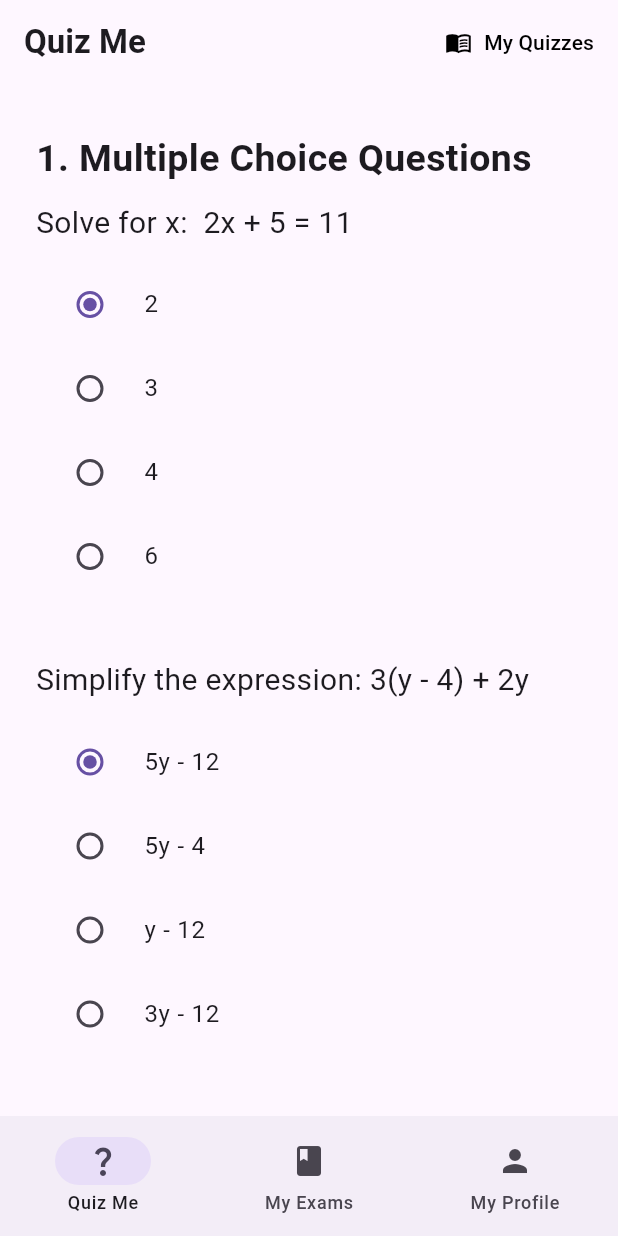
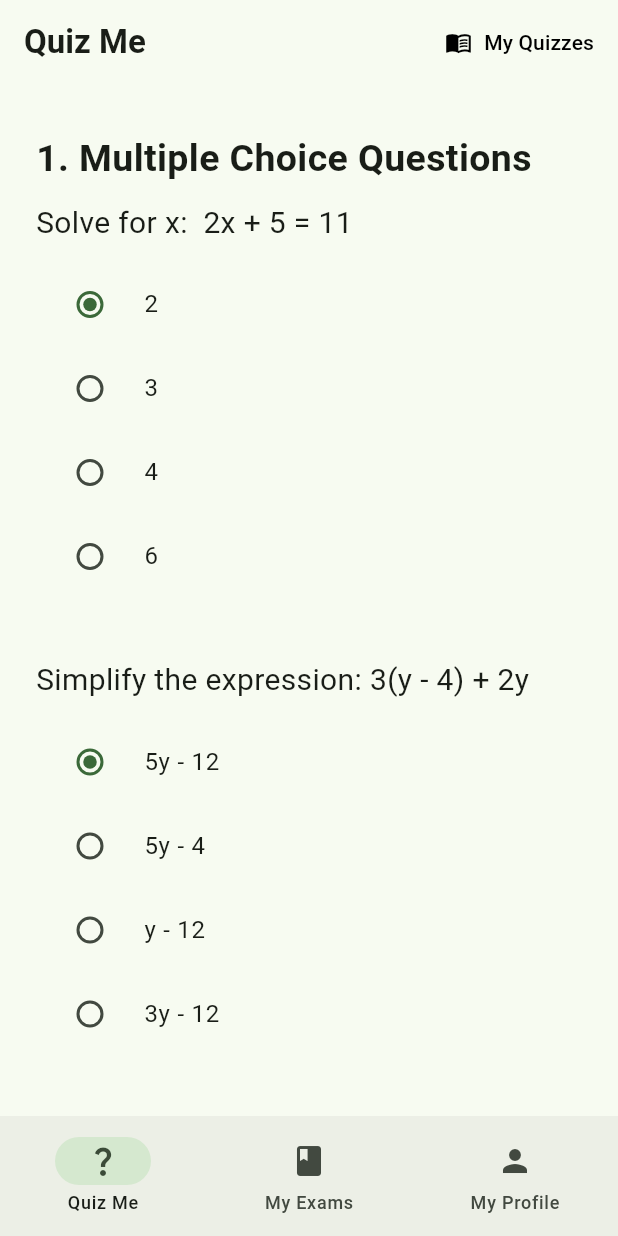
Before and after one commit to aboulmichacker/jm_senior_project_flutter_firebase, a Flutter app: the screen it shows once a user with an empty profile is signed in, on a phone screen of 412 x 824 dp. Run offline on Flutter 3.47's test engine with Material 3 defaults, Android fonts, the light colour scheme and no system bars; our stand-ins replace cloud_firestore, dio, firebase_auth, firebase_core, flutter_dotenv, google_generative_ai and 2 more; accounts and stored records are empty; generated files the repository leaves out were written again.

Commit message:
generated quizzes now save in database

```diff
--- a/firebaseData/auth_export/accounts.json
+++ b/firebaseData/auth_export/accounts.json
@@ -1 +1 @@
-{"kind":"identitytoolkit#DownloadAccountResponse","users":[{"localId":"KT7uP4r35DogQzfrMFSIn0QAhuSO","createdAt":"1737797620673","lastLoginAt":"1739955242888","passwordHash":"fakeHash:salt=fakeSaltnvEXIrCbcJPZ02VykWnw:password=localuser123","salt":"fakeSaltnvEXIrCbcJPZ02VykWnw","passwordUpdatedAt":1740045505159,"providerUserInfo":[{"providerId":"password","email":"localuser@email.com","federatedId":"localuser@email.com","rawId":"localuser@email.com"}],"validSince":"1740045505","email":"localuser@email.com","emailVerified":false,"disabled":false}]}
+{"kind":"identitytoolkit#DownloadAccountResponse","users":[{"localId":"KT7uP4r35DogQzfrMFSIn0QAhuSO","createdAt":"1737797620673","lastLoginAt":"1739955242888","passwordHash":"fakeHash:salt=fakeSaltnvEXIrCbcJPZ02VykWnw:password=localuser123","salt":"fakeSaltnvEXIrCbcJPZ02VykWnw","passwordUpdatedAt":1740217202956,"providerUserInfo":[{"providerId":"password","email":"localuser@email.com","federatedId":"localuser@email.com","rawId":"localuser@email.com"}],"validSince":"1740217202","email":"localuser@email.com","emailVerified":false,"disabled":false,"lastRefreshAt":"2025-02-22T09:46:48.947Z"}]}
--- a/lib/Pages/exams_page.dart
+++ b/lib/Pages/exams_page.dart
@@ -150,7 +150,7 @@ class _ExamsPageState extends State<ExamsPage> {
                                     GenerateSchedule().generateSchedule(exam, quizResults, context);
                                   }
                                 },
-                                icon: const Icon(Icons.auto_awesome_rounded, color: Colors.white,),
+                                icon: const Icon(Icons.auto_awesome_rounded),
                                 label: exam.hasSchedule ? const Text("Update Schedule") :const Text("Generate Study Schedule"),
                               ),
                           ),
--- a/lib/Pages/my_quizzes_page.dart
+++ b/lib/Pages/my_quizzes_page.dart
@@ -111,7 +111,7 @@ class _QuizListItemState extends State<QuizListItem> {
                   crossAxisAlignment: CrossAxisAlignment.start,
                   children: [
                     Center(
-                child: Column(
+                      child: Column(
                         crossAxisAlignment: CrossAxisAlignment.center,
                         children: [
                           const Text("Score"),
--- a/lib/Pages/profile_page.dart
+++ b/lib/Pages/profile_page.dart
@@ -159,14 +159,13 @@ class _ProfilePageState extends State<ProfilePage> {
                           await AuthService().signout();
                       },
                       style: ElevatedButton.styleFrom(
-                        backgroundColor: Colors.yellow.shade700,
                         padding: const EdgeInsets.symmetric(horizontal: 60, vertical: 15),
                         shape: RoundedRectangleBorder(
                           borderRadius: BorderRadius.circular(30),
                         ),
                         textStyle: const TextStyle(fontSize: 18),
                       ),
-                      child: const Text('Sign Out', style: TextStyle(color: Colors.white)),
+                      child: const Text('Sign Out'),
                     ),
                   ),
                 ],),
--- a/lib/Pages/quiz_me_page.dart
+++ b/lib/Pages/quiz_me_page.dart
@@ -1,13 +1,16 @@
 import 'dart:convert';
-
 import 'package:flutter/material.dart';
 import 'package:flutter_dotenv/flutter_dotenv.dart';
 import 'package:google_generative_ai/google_generative_ai.dart';
+import 'package:jm_senior/Pages/existing_quizzes_page.dart';
 import 'package:jm_senior/Pages/my_quizzes_page.dart';
 import 'package:jm_senior/assets/schemas.dart';
 import 'package:jm_senior/components/quiz_widget.dart';
 import 'package:jm_senior/components/subject_topic_picker.dart';
 import 'package:jm_senior/models/quiz_model.dart';
+import 'package:jm_senior/sample_data.dart';
+import 'package:jm_senior/services/firestore_service.dart';
+
 class QuizMePage extends StatefulWidget {
   const QuizMePage({super.key});
 
@@ -20,92 +23,8 @@ class _QuizMePageState extends State<QuizMePage> {
   String? _selectedSubject;
   String? _selectedTopic;
   bool _isLoading = false;
-  Quiz? quiz = Quiz.fromJson(
-    {
-  "mcQuestions": [
-      {
-        "id": "mc1",
-        "questionText": "Solve for x:  2x + 5 = 11",
-        "options": [
-          "2",
-          "3",
-          "4",
-          "6"
-        ],
-        "correctAnswer": "3"
-      },
-      {
-        "id": "mc2",
-        "questionText": "Simplify the expression: 3(y - 4) + 2y",
-        "options": [
-          "5y - 12",
-          "5y - 4",
-          "y - 12",
-          "3y - 12"
-        ],
-        "correctAnswer": "5y - 12"
-      },
-      {
-        "id": "mc3",
-        "questionText": "If a shirt costs USD 20 and is on sale for 25% off, what is the sale price?",
-        "options": [
-          "USD 5",
-          "USD 15",
-          "USD 10",
-          "USD 25"
-        ],
-        "correctAnswer": "USD 15"
-      }
-    ],
-    "openEndedQuestions": [
-      {
-        "id": "oe1",
-        "questionText": "Solve for x:  (x/4) - 7 = 2",
-        "correctAnswer": "36"
-      },
-      {
-        "id": "oe2",
-        "questionText": "A rectangle has a length of (x + 5) cm and a width of 3 cm.  If the area of the rectangle is 24 cm², what is the value of x?",
-        "correctAnswer": "3"
-      }
-    ],
-    "tfQuestions": [
-      {
-        "id": "tf1",
-        "questionText": "The expression 5x + 2x - 3x is equivalent to 4x.",
-        "correctAnswer": true
-      },
-      {
-        "id": "tf2",
-        "questionText": "If 2y = 10, then y = 20.",
-        "correctAnswer": false
-      },
-      {
-        "id": "tf3",
-        "questionText": "In the equation y = mx + b, 'b' represents the slope of the line.",
-        "correctAnswer": false
-      }
-    ],
-    "fillInTheBlankQuestions": [
-      {
-        "id": "fb1",
-        "questionText": "Simplify: 12a - 5a + 2a = ____a",
-        "correctAnswer": "9"
-      },
-      {
-        "id": "fb2",
-        "questionText": "If x + 7 = 15, then x = ____.",
-        "correctAnswer": "8"
-      },
-      {
-        "id": "fb3",
-        "questionText": "The solution to the equation 3n = 21 is n = _____.",
-        "correctAnswer": "7"
-      }
-    ]
-  }
+  Quiz? quiz = SampleData().sampleQuiz; //FOR TESTING PURPOSES ONLY. TO BE REMOVED LATER.
 
-  );
   @override
   void initState(){
     super.initState();
@@ -114,6 +33,7 @@ class _QuizMePageState extends State<QuizMePage> {
     }
   }
 //FOR TESTING PURPOSES ONLY. TO BE REMOVED LATER.
+
   Future<void> _generateQuiz() async {
     if(_formKey.currentState!.validate()){
       final apiKey = dotenv.env['GEMINI_API_KEY'];
@@ -136,9 +56,11 @@ class _QuizMePageState extends State<QuizMePage> {
               quiz = Quiz.fromJson(jsonDecode(response.text!));
               quiz?.topic = _selectedTopic;
             });
+            if(quiz != null){
+              await FirestoreService().saveGeneratedQuiz(quiz!);
+            }
         } else {
           // Handle the case where response.text is null
-
           // Show an error message to the user, or perhaps retry the request.
           ScaffoldMessenger.of(context).showSnackBar(
             const SnackBar(content: Text('Error generating quiz. Please try again.'), backgroundColor: Colors.red),
@@ -152,6 +74,49 @@ class _QuizMePageState extends State<QuizMePage> {
         });
       }
     }
+  }
+
+  void _selectExistingQuiz(Quiz selectedQuiz) {
+    if(mounted){
+      setState(() {
+        quiz = selectedQuiz;
+      });
+    }
+  }
+
+  Future<void> _navigateToExistingQuizzes(BuildContext context) async {
+    setState(() {
+      _isLoading = true;
+    });
+    List<Quiz> quizzes = await FirestoreService().getGeneratedQuizzes(_selectedTopic!);
+
+    if (quizzes.isEmpty) {
+      ScaffoldMessenger.of(context).showSnackBar(
+        const SnackBar(
+          content: Text('No quizzes found.'),
+        ),
+      );
+      return;
+    }
+
+    Quiz? selectedQuiz = await Navigator.push(
+      context,
+      MaterialPageRoute(
+        builder: (context) => ExistingQuizzesPage(
+          selectedTopic: _selectedTopic!,
+          quizzes: quizzes,
+          onQuizSelected: _selectExistingQuiz, // Pass the callback
+        ),
+      ),
+    );
+
+    //Check if a quiz was selected before updating the state.
+    if (selectedQuiz != null) {
+        _selectExistingQuiz(selectedQuiz); // redundant but to make it clearer
+    }
+    setState(() {
+      _isLoading = false;
+    });
   }
 
   void _resetQuiz(){
@@ -208,7 +173,9 @@ class _QuizMePageState extends State<QuizMePage> {
               const SizedBox(height: 20),
               _isLoading
               ? const CircularProgressIndicator()
-              : ElevatedButton.icon(
+              : Column(
+                children: [
+                  ElevatedButton.icon(
                       onPressed: _isLoading ? null : (){
                         try{
                           _generateQuiz();
@@ -231,6 +198,24 @@ class _QuizMePageState extends State<QuizMePage> {
                       icon: const Icon(Icons.auto_awesome, color: Colors.white,),
                       label: const Text('Generate Quiz', style: TextStyle(color: Colors.white)),
                     ),
+                const SizedBox(height:20),
+                const Center(child: Text("OR")),
+                const SizedBox(height:20),
+                ElevatedButton.icon(
+                  onPressed: () {
+                    if(_formKey.currentState!.validate()){
+                      _navigateToExistingQuizzes(context);
+                    }
+                  },
+                  icon: const Icon(Icons.list, color: Colors.white),
+                  label: const Text('Browse Existing Quizzes', style: TextStyle(color: Colors.white),),
+                  style: ElevatedButton.styleFrom(
+                    backgroundColor: Colors.grey,
+                    padding: const EdgeInsets.symmetric(horizontal: 20, vertical: 10),
+                  ),
+                ),
+                ],
+              ),
               ],
             ),
         ),
--- a/lib/Pages/schedules_page.dart
+++ b/lib/Pages/schedules_page.dart
@@ -118,8 +118,8 @@ class _ScheduleState extends State<Schedule> {
   Widget build(BuildContext context) {
     return Scaffold(
       appBar: AppBar(
-        backgroundColor: Colors.yellow.shade700,
-        foregroundColor: Colors.black,
+        backgroundColor: Theme.of(context).primaryColor,
+        foregroundColor: Colors.white,
       ),
       floatingActionButton: Visibility(
         visible: currentExam !=  null,
@@ -214,7 +214,6 @@ class _ScheduleState extends State<Schedule> {
                           }
                         },
                         firstDayOfWeek: 1,
-                        todayHighlightColor: Colors.yellow.shade700,
                       );
                     }),
               ),
--- a/lib/my_theme_data.dart
+++ b/lib/my_theme_data.dart
@@ -1,42 +1,20 @@
 import 'package:flutter/material.dart';
 
 ThemeData myThemeData = ThemeData(
-  primarySwatch: Colors.yellow,
-  progressIndicatorTheme: ProgressIndicatorThemeData(
-    color: Colors.yellow.shade700,
-  ),
-  textSelectionTheme: TextSelectionThemeData(
-    cursorColor: Colors.yellow.shade700,
-    selectionColor: Colors.yellow.shade200,
-    selectionHandleColor: Colors.yellow.shade700,
-  ),
-  inputDecorationTheme: const InputDecorationTheme(
-    floatingLabelStyle: TextStyle(color: Colors.black),
-  ),
+  colorSchemeSeed: Colors.green,
+  brightness: Brightness.light,
+
   elevatedButtonTheme: ElevatedButtonThemeData(
     style: ElevatedButton.styleFrom(
-      backgroundColor: Colors.yellow.shade700,
+      backgroundColor: Colors.green,
       foregroundColor: Colors.white,
+      iconColor: Colors.white
     ),
   ),
-  textButtonTheme: TextButtonThemeData(
-    style: TextButton.styleFrom(
-      backgroundColor: Colors.yellow.shade700,
-      foregroundColor: Colors.white,
-    ),
-  ),
-  outlinedButtonTheme: OutlinedButtonThemeData(
-    style: OutlinedButton.styleFrom(
-       backgroundColor: Colors.yellow.shade700,
-      foregroundColor: Colors.white,
-    ),
-  ),
-   floatingActionButtonTheme: FloatingActionButtonThemeData(
-    backgroundColor: Colors.yellow.shade700,
+   floatingActionButtonTheme: const FloatingActionButtonThemeData(
+    backgroundColor: Colors.green,
     foregroundColor: Colors.white,
   ),
-  sliderTheme: SliderThemeData(
-    activeTrackColor: Colors.yellow.shade700,
-    thumbColor: Colors.yellow.shade700
-  )
+
+  useMaterial3: true,
 );
--- a/lib/sample_data.dart
+++ b/lib/sample_data.dart
@@ -1,40 +1,88 @@
+import 'package:jm_senior/models/quiz_model.dart';
+
 class SampleData {
-  final List<Map<String, dynamic>> sampleSchedule = [
+  final Quiz sampleQuiz = Quiz.fromJson(
     {
-      'subject': 'Math',
-      'topic': 'Algebra Basics',
-      'startTime': DateTime(2025, 1, 20, 9, 0),
-      'endTime': DateTime(2025, 1, 20, 10, 30),
+  "mcQuestions": [
+      {
+        "id": "mc1",
+        "questionText": "Solve for x:  2x + 5 = 11",
+        "options": [
+          "2",
+          "3",
+          "4",
+          "6"
+        ],
+        "correctAnswer": "3"
       },
       {
-      'subject': 'Physics',
-      'topic': 'Newton\'s Laws of Motion',
-      'startTime': DateTime(2025, 1, 20, 11, 0),
-      'endTime': DateTime(2025, 1, 20, 12, 30),
+        "id": "mc2",
+        "questionText": "Simplify the expression: 3(y - 4) + 2y",
+        "options": [
+          "5y - 12",
+          "5y - 4",
+          "y - 12",
+          "3y - 12"
+        ],
+        "correctAnswer": "5y - 12"
       },
       {
-      'subject': 'Chemistry',
-      'topic': 'Periodic Table Basics',
-      'startTime': DateTime(2025, 1, 20, 14, 0),
-      'endTime': DateTime(2025, 1, 20, 15, 30),
+        "id": "mc3",
+        "questionText": "If a shirt costs USD 20 and is on sale for 25% off, what is the sale price?",
+        "options": [
+          "USD 5",
+          "USD 15",
+          "USD 10",
+          "USD 25"
+        ],
+        "correctAnswer": "USD 15"
+      }
+    ],
+    "openEndedQuestions": [
+      {
+        "id": "oe1",
+        "questionText": "Solve for x:  (x/4) - 7 = 2",
+        "correctAnswer": "36"
       },
       {
-      'subject': 'Math',
-      'topic': 'Calculus - Differentiation',
-      'startTime': DateTime(2025, 1, 21, 9, 0),
-      'endTime': DateTime(2025, 1, 21, 10, 30),
+        "id": "oe2",
+        "questionText": "A rectangle has a length of (x + 5) cm and a width of 3 cm.  If the area of the rectangle is 24 cm², what is the value of x?",
+        "correctAnswer": "3"
+      }
+    ],
+    "tfQuestions": [
+      {
+        "id": "tf1",
+        "questionText": "The expression 5x + 2x - 3x is equivalent to 4x.",
+        "correctAnswer": true
       },
       {
-      'subject': 'Physics',
-      'topic': 'Thermodynamics Basics',
-      'startTime': DateTime(2025, 1, 21, 11, 0),
-      'endTime': DateTime(2025, 1, 21, 12, 30),
+        "id": "tf2",
+        "questionText": "If 2y = 10, then y = 20.",
+        "correctAnswer": false
       },
       {
-      'subject': 'Chemistry',
-      'topic': 'Chemical Bonding',
-      'startTime': DateTime(2025, 1, 21, 14, 0),
-      'endTime': DateTime(2025, 1, 21, 15, 30),
+        "id": "tf3",
+        "questionText": "In the equation y = mx + b, 'b' represents the slope of the line.",
+        "correctAnswer": false
+      }
+    ],
+    "fillInTheBlankQuestions": [
+      {
+        "id": "fb1",
+        "questionText": "Simplify: 12a - 5a + 2a = ____a",
+        "correctAnswer": "9"
       },
-  ];
+      {
+        "id": "fb2",
+        "questionText": "If x + 7 = 15, then x = ____.",
+        "correctAnswer": "8"
+      },
+      {
+        "id": "fb3",
+        "questionText": "The solution to the equation 3n = 21 is n = _____.",
+        "correctAnswer": "7"
       }
+    ]
+  });
+}
```
Also changed, not shown: lib/Pages/existing_quizzes_page.dart (added, +64 -0 lines), lib/models/quiz_model.dart (+11 -1 lines), lib/services/firestore_service.dart (+31 -4 lines), 3 other files. Lines whose indentation alone changed are shown as unchanged.
